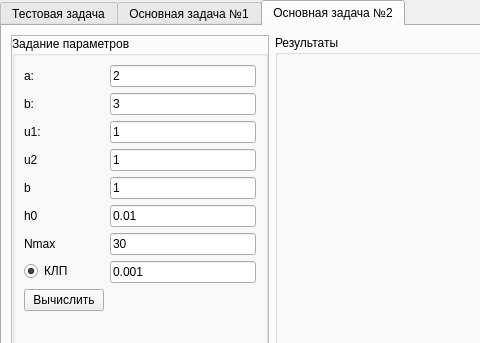
oleg-w570/NumericalMethods, file NumMethLab1/app/mainwindow.ui: the form before one commit; both pictures show x 0 to 480 and y 0 to 343 of the 1059 by 667 pixel window.
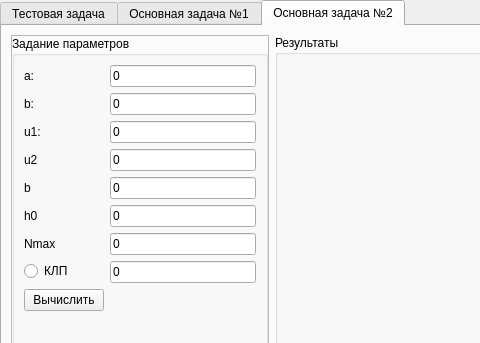
The form after the commit. The open tabs and pages were chosen to show the change. Custom widgets are drawn as their Qt base class.

The edit to the form file:
```diff
--- a/NumMethLab1/app/mainwindow.ui
+++ b/NumMethLab1/app/mainwindow.ui
@@ -492,7 +492,7 @@
               <item row="0" column="1">
                <widget class="QLineEdit" name="lineEditMain2Alpha">
                 <property name="text">
-                 <string>2</string>
+                 <string>0</string>
                 </property>
                </widget>
               </item>
@@ -506,7 +506,7 @@
               <item row="1" column="1">
                <widget class="QLineEdit" name="lineEditMain2Beta">
                 <property name="text">
-                 <string>3</string>
+                 <string>0</string>
                 </property>
                </widget>
               </item>
@@ -520,7 +520,7 @@
               <item row="2" column="1">
                <widget class="QLineEdit" name="lineEditMain2U1">
                 <property name="text">
-                 <string>1</string>
+                 <string>0</string>
                 </property>
                </widget>
               </item>
@@ -547,7 +547,7 @@
               <item row="3" column="1">
                <widget class="QLineEdit" name="lineEditMain2U2">
                 <property name="text">
-                 <string>1</string>
+                 <string>0</string>
                 </property>
                </widget>
               </item>
@@ -561,7 +561,7 @@
               <item row="4" column="1">
                <widget class="QLineEdit" name="lineEditMain2B">
                 <property name="text">
-                 <string>1</string>
+                 <string>0</string>
                 </property>
                </widget>
               </item>
@@ -575,7 +575,7 @@
               <item row="5" column="1">
                <widget class="QLineEdit" name="lineEditMain2H0">
                 <property name="text">
-                 <string>0.01</string>
+                 <string>0</string>
                 </property>
                </widget>
               </item>
@@ -589,7 +589,7 @@
               <item row="6" column="1">
                <widget class="QLineEdit" name="lineEditMain2N">
                 <property name="text">
-                 <string>30</string>
+                 <string>0</string>
                 </property>
                </widget>
               </item>
@@ -599,14 +599,14 @@
                  <string>КЛП</string>
                 </property>
                 <property name="checked">
-                 <bool>true</bool>
+                 <bool>false</bool>
                 </property>
                </widget>
               </item>
               <item row="7" column="1">
                <widget class="QLineEdit" name="lineEditMain2LP">
                 <property name="text">
-                 <string>0.001</string>
+                 <string>0</string>
                 </property>
                </widget>
               </item>
```
Left out of the diff: 2 changed lines with no effect on the pictures.
